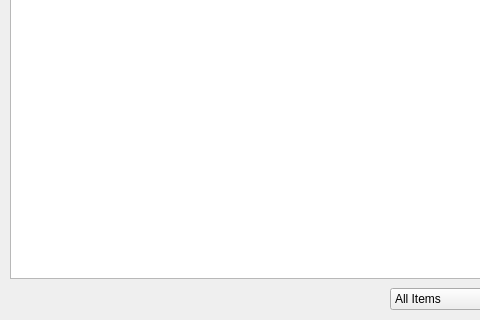
First picture: the form in src/MainWindow.ui, repository minorsecond/Ownly, before the edit; both pictures show x 0 to 480 and y 191 to 511 of the 1050 by 511 pixel window.
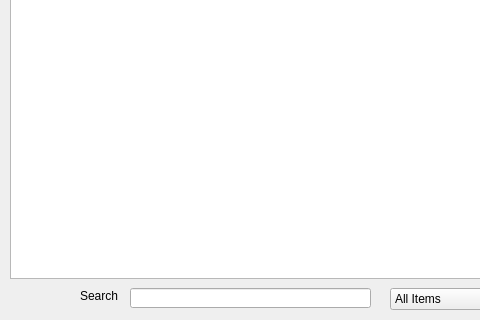
Second picture: the form after the edit.

Commit message: Write code to search DB by partial name and tests

Diff of the .ui file:
```diff
--- a/src/MainWindow.ui
+++ b/src/MainWindow.ui
@@ -428,6 +428,29 @@
      <string>New Item</string>
     </property>
    </widget>
+   <widget class="QLabel" name="searchLabel">
+    <property name="geometry">
+     <rect>
+      <x>80</x>
+      <y>460</y>
+      <width>41</width>
+      <height>16</height>
+     </rect>
+    </property>
+    <property name="text">
+     <string>Search</string>
+    </property>
+   </widget>
+   <widget class="QLineEdit" name="searchInput">
+    <property name="geometry">
+     <rect>
+      <x>130</x>
+      <y>460</y>
+      <width>241</width>
+      <height>20</height>
+     </rect>
+    </property>
+   </widget>
   </widget>
   <widget class="QMenuBar" name="menubar">
    <property name="geometry">
```
The commit also changes 4 other files.
